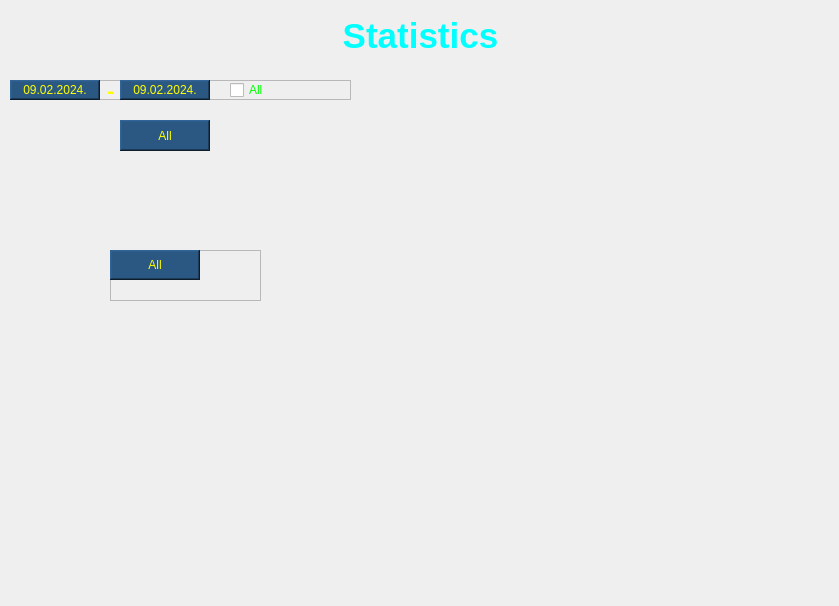
First picture: the form in data/app/designer/statistic.ui, repository dsoftn/my_journal, before the edit.
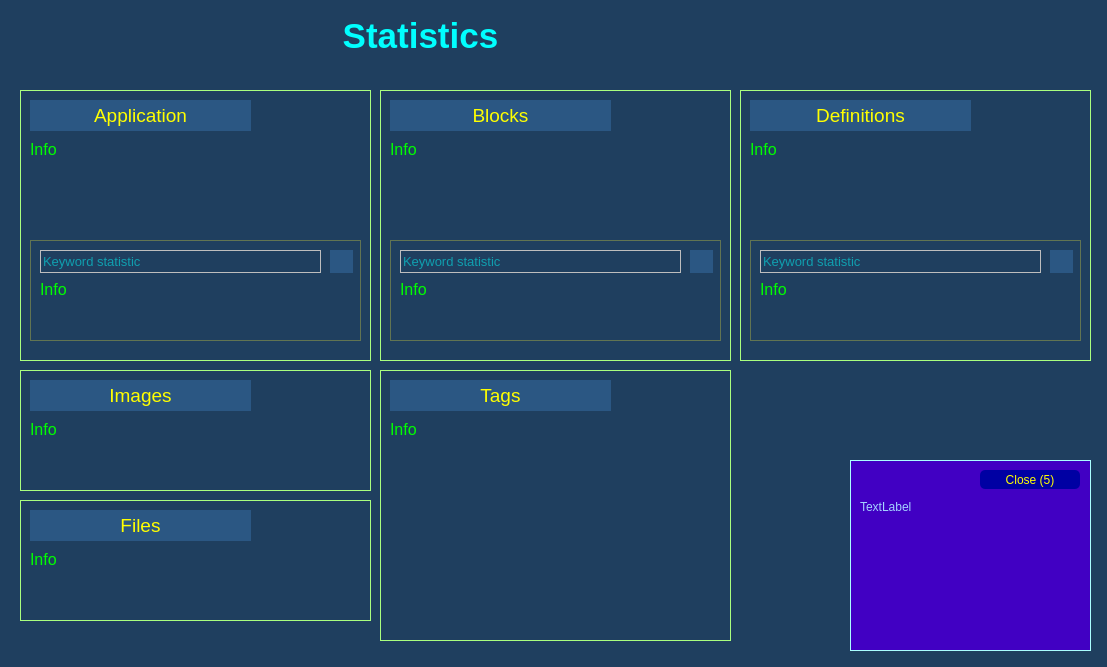
Second picture: the form after the edit. Icons and pictures are not drawn.

Commit message: Added export-import and statistic

Patch:
```diff
--- a/data/app/designer/statistic.ui
+++ b/data/app/designer/statistic.ui
@@ -6,15 +6,15 @@
    <rect>
     <x>0</x>
     <y>0</y>
-    <width>839</width>
-    <height>606</height>
+    <width>1107</width>
+    <height>667</height>
    </rect>
   </property>
   <property name="windowTitle">
    <string>Dialog</string>
   </property>
   <property name="styleSheet">
-   <string notr="true">QLineEdit {color: #ffff00; background-color: #306090;} QLineEdit:hover {background-color: #3c78b4;} QLineEdit:disabled {background-color: #878787;}</string>
+   <string notr="true">QDialog {background-color: #1f3f5f;}</string>
   </property>
   <widget class="QLabel" name="lbl_title">
    <property name="geometry">
@@ -33,7 +33,7 @@
     </font>
    </property>
    <property name="styleSheet">
-    <string notr="true">color: rgb(0, 255, 255);</string>
+    <string notr="true">QLabel {color: rgb(0, 255, 255); background-color: transparent; border: 0px;}</string>
    </property>
    <property name="text">
     <string>Statistics</string>
@@ -45,12 +45,15 @@
   <widget class="QFrame" name="frame">
    <property name="geometry">
     <rect>
-     <x>10</x>
-     <y>80</y>
-     <width>341</width>
-     <height>20</height>
+     <x>20</x>
+     <y>90</y>
+     <width>351</width>
+     <height>271</height>
     </rect>
    </property>
+   <property name="styleSheet">
+    <string notr="true">QFrame { background-color: transparent; border: 1px solid #aaff7f;}</string>
+   </property>
    <property name="frameShape">
     <enum>QFrame::StyledPanel</enum>
    </property>
@@ -60,149 +63,733 @@
    <widget class="QLabel" name="label">
     <property name="geometry">
      <rect>
-      <x>90</x>
-      <y>0</y>
-      <width>21</width>
-      <height>21</height>
+      <x>10</x>
+      <y>50</y>
+      <width>311</width>
+      <height>51</height>
      </rect>
     </property>
     <property name="font">
      <font>
-      <pointsize>16</pointsize>
-      <weight>75</weight>
-      <bold>true</bold>
+      <pointsize>12</pointsize>
      </font>
     </property>
     <property name="styleSheet">
-     <string notr="true">QLabel {color: #ffff00;} QLabel:disabled {color: #878787;}</string>
+     <string notr="true">QLabel {color: #00ff00; background-color: transparent; border: 0px}</string>
     </property>
     <property name="text">
-     <string>-</string>
+     <string>Info</string>
     </property>
     <property name="alignment">
-     <set>Qt::AlignCenter</set>
+     <set>Qt::AlignLeading|Qt::AlignLeft|Qt::AlignTop</set>
     </property>
+    <property name="wordWrap">
+     <bool>true</bool>
+    </property>
+    <property name="textInteractionFlags">
+     <set>Qt::LinksAccessibleByMouse|Qt::TextSelectableByMouse</set>
+    </property>
    </widget>
-   <widget class="QCheckBox" name="checkBox">
+   <widget class="QFrame" name="frm_app_kw">
     <property name="geometry">
      <rect>
-      <x>220</x>
-      <y>0</y>
-      <width>70</width>
-      <height>20</height>
+      <x>10</x>
+      <y>150</y>
+      <width>331</width>
+      <height>101</height>
      </rect>
     </property>
     <property name="styleSheet">
-     <string notr="true">QCheckBox {color: #00ff00;} QCheckBox:hover {color: #aaffff;}</string>
+     <string notr="true">QFrame {background-color: transparent; border: 1px solid #617452;}</string>
     </property>
+    <property name="frameShape">
+     <enum>QFrame::StyledPanel</enum>
+    </property>
+    <property name="frameShadow">
+     <enum>QFrame::Raised</enum>
+    </property>
+    <widget class="QLineEdit" name="txt_app_kw">
+     <property name="geometry">
+      <rect>
+       <x>10</x>
+       <y>10</y>
+       <width>281</width>
+       <height>23</height>
+      </rect>
+     </property>
+     <property name="font">
+      <font>
+       <pointsize>10</pointsize>
+      </font>
+     </property>
+     <property name="styleSheet">
+      <string notr="true">QLineEdit {color: #00ffff; background-color: #1f3f5f; border: 1px solid #bebebe;} QLineEdit:hover {background-color: #2b5986;}</string>
+     </property>
+     <property name="text">
+      <string/>
+     </property>
+     <property name="placeholderText">
+      <string>Keyword statistic</string>
+     </property>
+    </widget>
+    <widget class="QPushButton" name="btn_app_kw">
+     <property name="geometry">
+      <rect>
+       <x>300</x>
+       <y>10</y>
+       <width>23</width>
+       <height>23</height>
+      </rect>
+     </property>
+     <property name="font">
+      <font>
+       <pointsize>14</pointsize>
+      </font>
+     </property>
+     <property name="styleSheet">
+      <string notr="true">QPushButton {color: #ffff00; background-color: #2b5783; border: 0px;} QPushButton:hover {background-color: #4747d6;}</string>
+     </property>
+     <property name="text">
+      <string/>
+     </property>
+     <property name="icon">
+      <iconset>
+       <normaloff>../images/search_database.png</normaloff>../images/search_database.png</iconset>
+     </property>
+     <property name="iconSize">
+      <size>
+       <width>23</width>
+       <height>23</height>
+      </size>
+     </property>
+     <property name="autoDefault">
+      <bool>false</bool>
+     </property>
+    </widget>
+    <widget class="QLabel" name="lbl_app_info_kw">
+     <property name="geometry">
+      <rect>
+       <x>10</x>
+       <y>40</y>
+       <width>311</width>
+       <height>51</height>
+      </rect>
+     </property>
+     <property name="font">
+      <font>
+       <pointsize>12</pointsize>
+      </font>
+     </property>
+     <property name="styleSheet">
+      <string notr="true">QLabel {color: #00ff00; background-color: transparent; border: 0px}</string>
+     </property>
+     <property name="text">
+      <string>Info</string>
+     </property>
+     <property name="alignment">
+      <set>Qt::AlignLeading|Qt::AlignLeft|Qt::AlignTop</set>
+     </property>
+     <property name="wordWrap">
+      <bool>true</bool>
+     </property>
+     <property name="textInteractionFlags">
+      <set>Qt::LinksAccessibleByMouse|Qt::TextSelectableByMouse</set>
+     </property>
+    </widget>
+   </widget>
+   <widget class="QPushButton" name="btn_app">
+    <property name="geometry">
+     <rect>
+      <x>10</x>
+      <y>10</y>
+      <width>221</width>
+      <height>31</height>
+     </rect>
+    </property>
+    <property name="font">
+     <font>
+      <pointsize>14</pointsize>
+     </font>
+    </property>
+    <property name="styleSheet">
+     <string notr="true">QPushButton {color: #ffff00; background-color: #2b5783; border: 0px;} QPushButton:hover {background-color: #4747d6;}</string>
+    </property>
     <property name="text">
-     <string>All</string>
+     <string>Application</string>
     </property>
+    <property name="icon">
+     <iconset>
+      <normaloff>../images/python.png</normaloff>../images/python.png</iconset>
+    </property>
+    <property name="iconSize">
+     <size>
+      <width>25</width>
+      <height>25</height>
+     </size>
+    </property>
+    <property name="autoDefault">
+     <bool>false</bool>
+    </property>
    </widget>
-   <widget class="QLabel" name="label_2">
+  </widget>
+  <widget class="QFrame" name="frm_block">
+   <property name="geometry">
+    <rect>
+     <x>380</x>
+     <y>90</y>
+     <width>351</width>
+     <height>271</height>
+    </rect>
+   </property>
+   <property name="styleSheet">
+    <string notr="true">QFrame {border: 1px solid #aaff7f;}</string>
+   </property>
+   <property name="frameShape">
+    <enum>QFrame::StyledPanel</enum>
+   </property>
+   <property name="frameShadow">
+    <enum>QFrame::Raised</enum>
+   </property>
+   <widget class="QLabel" name="lbl_block_info">
     <property name="geometry">
      <rect>
-      <x>0</x>
-      <y>0</y>
-      <width>90</width>
-      <height>20</height>
+      <x>10</x>
+      <y>50</y>
+      <width>311</width>
+      <height>51</height>
      </rect>
     </property>
+    <property name="font">
+     <font>
+      <pointsize>12</pointsize>
+     </font>
+    </property>
     <property name="styleSheet">
-     <string notr="true">QLabel {color: #ffff00; background-color: #2b5783;} QLabel:hover {background-color: #34699d;} QLabel:disabled {background-color: #878787;}</string>
+     <string notr="true">QLabel {color: #00ff00; background-color: transparent; border: 0px;}</string>
     </property>
+    <property name="text">
+     <string>Info</string>
+    </property>
+    <property name="alignment">
+     <set>Qt::AlignLeading|Qt::AlignLeft|Qt::AlignTop</set>
+    </property>
+    <property name="wordWrap">
+     <bool>true</bool>
+    </property>
+    <property name="textInteractionFlags">
+     <set>Qt::LinksAccessibleByMouse|Qt::TextSelectableByMouse</set>
+    </property>
+   </widget>
+   <widget class="QFrame" name="frm_block_kw">
+    <property name="geometry">
+     <rect>
+      <x>10</x>
+      <y>150</y>
+      <width>331</width>
+      <height>101</height>
+     </rect>
+    </property>
+    <property name="styleSheet">
+     <string notr="true">QFrame {border: 1px solid #617452;}</string>
+    </property>
     <property name="frameShape">
-     <enum>QFrame::WinPanel</enum>
+     <enum>QFrame::StyledPanel</enum>
     </property>
     <property name="frameShadow">
      <enum>QFrame::Raised</enum>
     </property>
-    <property name="lineWidth">
-     <number>1</number>
+    <widget class="QLineEdit" name="txt_block_kw">
+     <property name="geometry">
+      <rect>
+       <x>10</x>
+       <y>10</y>
+       <width>281</width>
+       <height>23</height>
+      </rect>
+     </property>
+     <property name="font">
+      <font>
+       <pointsize>10</pointsize>
+      </font>
+     </property>
+     <property name="styleSheet">
+      <string notr="true">QLineEdit {color: #00ffff; background-color: #1f3f5f; border: 1px solid #bebebe;} QLineEdit:hover {background-color: #2b5986;}</string>
+     </property>
+     <property name="text">
+      <string/>
+     </property>
+     <property name="placeholderText">
+      <string>Keyword statistic</string>
+     </property>
+    </widget>
+    <widget class="QPushButton" name="btn_block_kw">
+     <property name="geometry">
+      <rect>
+       <x>300</x>
+       <y>10</y>
+       <width>23</width>
+       <height>23</height>
+      </rect>
+     </property>
+     <property name="font">
+      <font>
+       <pointsize>14</pointsize>
+      </font>
+     </property>
+     <property name="styleSheet">
+      <string notr="true">QPushButton {color: #ffff00; background-color: #2b5783; border: 0px;} QPushButton:hover {background-color: #4747d6;}</string>
+     </property>
+     <property name="text">
+      <string/>
+     </property>
+     <property name="icon">
+      <iconset>
+       <normaloff>../images/search_database.png</normaloff>../images/search_database.png</iconset>
+     </property>
+     <property name="iconSize">
+      <size>
+       <width>23</width>
+       <height>23</height>
+      </size>
+     </property>
+     <property name="autoDefault">
+      <bool>false</bool>
+     </property>
+    </widget>
+    <widget class="QLabel" name="lbl_block_info_kw">
+     <property name="geometry">
+      <rect>
+       <x>10</x>
+       <y>40</y>
+       <width>311</width>
+       <height>51</height>
+      </rect>
+     </property>
+     <property name="font">
+      <font>
+       <pointsize>12</pointsize>
+      </font>
+     </property>
+     <property name="styleSheet">
+      <string notr="true">QLabel {color: #00ff00; background-color: transparent; border: 0px}</string>
+     </property>
+     <property name="text">
+      <string>Info</string>
+     </property>
+     <property name="alignment">
+      <set>Qt::AlignLeading|Qt::AlignLeft|Qt::AlignTop</set>
+     </property>
+     <property name="wordWrap">
+      <bool>true</bool>
+     </property>
+     <property name="textInteractionFlags">
+      <set>Qt::LinksAccessibleByMouse|Qt::TextSelectableByMouse</set>
+     </property>
+    </widget>
+   </widget>
+   <widget class="QPushButton" name="btn_block">
+    <property name="geometry">
+     <rect>
+      <x>10</x>
+      <y>10</y>
+      <width>221</width>
+      <height>31</height>
+     </rect>
     </property>
+    <property name="font">
+     <font>
+      <pointsize>14</pointsize>
+     </font>
+    </property>
+    <property name="styleSheet">
+     <string notr="true">QPushButton {color: #ffff00; background-color: #2b5783; border: 0px;} QPushButton:hover {background-color: #4747d6;}</string>
+    </property>
     <property name="text">
-     <string>09.02.2024.</string>
+     <string>Blocks</string>
     </property>
+    <property name="icon">
+     <iconset>
+      <normaloff>../images/block.png</normaloff>../images/block.png</iconset>
+    </property>
+    <property name="iconSize">
+     <size>
+      <width>25</width>
+      <height>25</height>
+     </size>
+    </property>
+    <property name="autoDefault">
+     <bool>false</bool>
+    </property>
+   </widget>
+  </widget>
+  <widget class="QFrame" name="frm_def">
+   <property name="geometry">
+    <rect>
+     <x>740</x>
+     <y>90</y>
+     <width>351</width>
+     <height>271</height>
+    </rect>
+   </property>
+   <property name="styleSheet">
+    <string notr="true">QFrame {border: 1px solid #aaff7f;}</string>
+   </property>
+   <property name="frameShape">
+    <enum>QFrame::StyledPanel</enum>
+   </property>
+   <property name="frameShadow">
+    <enum>QFrame::Raised</enum>
+   </property>
+   <widget class="QLabel" name="lbl_def_info">
+    <property name="geometry">
+     <rect>
+      <x>10</x>
+      <y>50</y>
+      <width>311</width>
+      <height>51</height>
+     </rect>
+    </property>
+    <property name="font">
+     <font>
+      <pointsize>12</pointsize>
+     </font>
+    </property>
+    <property name="styleSheet">
+     <string notr="true">QLabel {color: #00ff00; background-color: transparent; border: 0px}</string>
+    </property>
+    <property name="text">
+     <string>Info</string>
+    </property>
     <property name="alignment">
-     <set>Qt::AlignCenter</set>
+     <set>Qt::AlignLeading|Qt::AlignLeft|Qt::AlignTop</set>
     </property>
+    <property name="wordWrap">
+     <bool>true</bool>
+    </property>
     <property name="textInteractionFlags">
      <set>Qt::LinksAccessibleByMouse</set>
     </property>
    </widget>
-   <widget class="QLabel" name="label_3">
+   <widget class="QFrame" name="frm_def_kw">
     <property name="geometry">
      <rect>
-      <x>110</x>
-      <y>0</y>
-      <width>90</width>
-      <height>20</height>
+      <x>10</x>
+      <y>150</y>
+      <width>331</width>
+      <height>101</height>
      </rect>
     </property>
     <property name="styleSheet">
-     <string notr="true">QLabel {color: #ffff00; background-color: #2b5783;} QLabel:hover {background-color: #34699d;} QLabel:disabled {background-color: #878787;}</string>
+     <string notr="true">QFrame {border: 1px solid #617452;}</string>
     </property>
     <property name="frameShape">
-     <enum>QFrame::WinPanel</enum>
+     <enum>QFrame::StyledPanel</enum>
     </property>
     <property name="frameShadow">
      <enum>QFrame::Raised</enum>
     </property>
-    <property name="lineWidth">
-     <number>1</number>
+    <widget class="QLineEdit" name="txt_def_kw">
+     <property name="geometry">
+      <rect>
+       <x>10</x>
+       <y>10</y>
+       <width>281</width>
+       <height>23</height>
+      </rect>
+     </property>
+     <property name="font">
+      <font>
+       <pointsize>10</pointsize>
+      </font>
+     </property>
+     <property name="styleSheet">
+      <string notr="true">QLineEdit {color: #00ffff; background-color: #1f3f5f; border: 1px solid #bebebe;} QLineEdit:hover {background-color: #2b5986;}</string>
+     </property>
+     <property name="text">
+      <string/>
+     </property>
+     <property name="placeholderText">
+      <string>Keyword statistic</string>
+     </property>
+    </widget>
+    <widget class="QPushButton" name="btn_def_kw">
+     <property name="geometry">
+      <rect>
+       <x>300</x>
+       <y>10</y>
+       <width>23</width>
+       <height>23</height>
+      </rect>
+     </property>
+     <property name="font">
+      <font>
+       <pointsize>14</pointsize>
+      </font>
+     </property>
+     <property name="styleSheet">
+      <string notr="true">QPushButton {color: #ffff00; background-color: #2b5783; border: 0px;} QPushButton:hover {background-color: #4747d6;}</string>
+     </property>
+     <property name="text">
+      <string/>
+     </property>
+     <property name="icon">
+      <iconset>
+       <normaloff>../images/search_database.png</normaloff>../images/search_database.png</iconset>
+     </property>
+     <property name="iconSize">
+      <size>
+       <width>23</width>
+       <height>23</height>
+      </size>
+     </property>
+     <property name="autoDefault">
+      <bool>false</bool>
+     </property>
+    </widget>
+    <widget class="QLabel" name="lbl_def_info_kw">
+     <property name="geometry">
+      <rect>
+       <x>10</x>
+       <y>40</y>
+       <width>311</width>
+       <height>51</height>
+      </rect>
+     </property>
+     <property name="font">
+      <font>
+       <pointsize>12</pointsize>
+      </font>
+     </property>
+     <property name="styleSheet">
+      <string notr="true">QLabel {color: #00ff00; background-color: transparent; border: 0px}</string>
+     </property>
+     <property name="text">
+      <string>Info</string>
+     </property>
+     <property name="alignment">
+      <set>Qt::AlignLeading|Qt::AlignLeft|Qt::AlignTop</set>
+     </property>
+     <property name="wordWrap">
+      <bool>true</bool>
+     </property>
+     <property name="textInteractionFlags">
+      <set>Qt::LinksAccessibleByMouse|Qt::TextSelectableByMouse</set>
+     </property>
+    </widget>
+   </widget>
+   <widget class="QPushButton" name="btn_def">
+    <property name="geometry">
+     <rect>
+      <x>10</x>
+      <y>10</y>
+      <width>221</width>
+      <height>31</height>
+     </rect>
     </property>
+    <property name="font">
+     <font>
+      <pointsize>14</pointsize>
+     </font>
+    </property>
+    <property name="styleSheet">
+     <string notr="true">QPushButton {color: #ffff00; background-color: #2b5783; border: 0px;} QPushButton:hover {background-color: #4747d6;}</string>
+    </property>
     <property name="text">
-     <string>09.02.2024.</string>
+     <string>Definitions</string>
     </property>
-    <property name="alignment">
-     <set>Qt::AlignCenter</set>
+    <property name="icon">
+     <iconset>
+      <normaloff>../images/definition.png</normaloff>../images/definition.png</iconset>
     </property>
-    <property name="textInteractionFlags">
-     <set>Qt::LinksAccessibleByMouse</set>
+    <property name="iconSize">
+     <size>
+      <width>25</width>
+      <height>25</height>
+     </size>
     </property>
+    <property name="autoDefault">
+     <bool>false</bool>
+    </property>
    </widget>
   </widget>
-  <widget class="QLabel" name="label_5">
+  <widget class="QFrame" name="frm_img">
    <property name="geometry">
     <rect>
-     <x>120</x>
-     <y>120</y>
-     <width>90</width>
-     <height>31</height>
+     <x>20</x>
+     <y>370</y>
+     <width>351</width>
+     <height>121</height>
     </rect>
    </property>
    <property name="styleSheet">
-    <string notr="true">QLabel {color: #ffff00; background-color: #2b5783; font: 10pt &quot;Comic Sans MS&quot;;} QLabel:hover {background-color: #34699d;} QLabel:disabled {background-color: #878787;}
-</string>
+    <string notr="true">QFrame {border: 1px solid #aaff7f;}</string>
    </property>
    <property name="frameShape">
-    <enum>QFrame::WinPanel</enum>
+    <enum>QFrame::StyledPanel</enum>
    </property>
    <property name="frameShadow">
     <enum>QFrame::Raised</enum>
    </property>
-   <property name="lineWidth">
-    <number>1</number>
+   <widget class="QLabel" name="lbl_img_info">
+    <property name="geometry">
+     <rect>
+      <x>10</x>
+      <y>50</y>
+      <width>311</width>
+      <height>51</height>
+     </rect>
+    </property>
+    <property name="font">
+     <font>
+      <pointsize>12</pointsize>
+     </font>
+    </property>
+    <property name="styleSheet">
+     <string notr="true">QLabel {color: #00ff00; background-color: transparent; border: 0px}</string>
+    </property>
+    <property name="text">
+     <string>Info</string>
+    </property>
+    <property name="alignment">
+     <set>Qt::AlignLeading|Qt::AlignLeft|Qt::AlignTop</set>
+    </property>
+    <property name="wordWrap">
+     <bool>true</bool>
+    </property>
+    <property name="textInteractionFlags">
+     <set>Qt::LinksAccessibleByMouse|Qt::TextSelectableByMouse</set>
+    </property>
+   </widget>
+   <widget class="QPushButton" name="btn_img">
+    <property name="geometry">
+     <rect>
+      <x>10</x>
+      <y>10</y>
+      <width>221</width>
+      <height>31</height>
+     </rect>
+    </property>
+    <property name="font">
+     <font>
+      <pointsize>14</pointsize>
+     </font>
+    </property>
+    <property name="styleSheet">
+     <string notr="true">QPushButton {color: #ffff00; background-color: #2b5783; border: 0px;} QPushButton:hover {background-color: #4747d6;}</string>
+    </property>
+    <property name="text">
+     <string>Images</string>
+    </property>
+    <property name="icon">
+     <iconset>
+      <normaloff>../images/picture.png</normaloff>../images/picture.png</iconset>
+    </property>
+    <property name="iconSize">
+     <size>
+      <width>25</width>
+      <height>25</height>
+     </size>
+    </property>
+    <property name="autoDefault">
+     <bool>false</bool>
+    </property>
+   </widget>
+  </widget>
+  <widget class="QFrame" name="frm_file">
+   <property name="geometry">
+    <rect>
+     <x>20</x>
+     <y>500</y>
+     <width>351</width>
+     <height>121</height>
+    </rect>
    </property>
-   <property name="text">
-    <string>All</string>
+   <property name="styleSheet">
+    <string notr="true">QFrame {border: 1px solid #aaff7f;}</string>
    </property>
-   <property name="alignment">
-    <set>Qt::AlignCenter</set>
+   <property name="frameShape">
+    <enum>QFrame::StyledPanel</enum>
    </property>
-   <property name="textInteractionFlags">
-    <set>Qt::LinksAccessibleByMouse</set>
+   <property name="frameShadow">
+    <enum>QFrame::Raised</enum>
    </property>
+   <widget class="QLabel" name="lbl_file_info">
+    <property name="geometry">
+     <rect>
+      <x>10</x>
+      <y>50</y>
+      <width>311</width>
+      <height>51</height>
+     </rect>
+    </property>
+    <property name="font">
+     <font>
+      <pointsize>12</pointsize>
+     </font>
+    </property>
+    <property name="styleSheet">
+     <string notr="true">QLabel {color: #00ff00; background-color: transparent; border: 0px}</string>
+    </property>
+    <property name="text">
+     <string>Info</string>
+    </property>
+    <property name="alignment">
+     <set>Qt::AlignLeading|Qt::AlignLeft|Qt::AlignTop</set>
+    </property>
+    <property name="wordWrap">
+     <bool>true</bool>
+    </property>
+    <property name="textInteractionFlags">
+     <set>Qt::LinksAccessibleByMouse|Qt::TextSelectableByMouse</set>
+    </property>
+   </widget>
+   <widget class="QPushButton" name="btn_file">
+    <property name="geometry">
+     <rect>
+      <x>10</x>
+      <y>10</y>
+      <width>221</width>
+      <height>31</height>
+     </rect>
+    </property>
+    <property name="font">
+     <font>
+      <pointsize>14</pointsize>
+     </font>
+    </property>
+    <property name="styleSheet">
+     <string notr="true">QPushButton {color: #ffff00; background-color: #2b5783; border: 0px;} QPushButton:hover {background-color: #4747d6;}</string>
+    </property>
+    <property name="text">
+     <string>Files</string>
+    </property>
+    <property name="icon">
+     <iconset>
+      <normaloff>../images/file.png</normaloff>../images/file.png</iconset>
+    </property>
+    <property name="iconSize">
+     <size>
+      <width>25</width>
+      <height>25</height>
+     </size>
+    </property>
+    <property name="autoDefault">
+     <bool>false</bool>
+    </property>
+   </widget>
   </widget>
   <widget class="QFrame" name="frame_2">
    <property name="geometry">
     <rect>
-     <x>110</x>
-     <y>250</y>
-     <width>151</width>
-     <height>51</height>
+     <x>380</x>
+     <y>370</y>
+     <width>351</width>
+     <height>271</height>
     </rect>
    </property>
+   <property name="styleSheet">
+    <string notr="true">QFrame {border: 1px solid #aaff7f;}</string>
+   </property>
    <property name="frameShape">
     <enum>QFrame::StyledPanel</enum>
    </property>
@@ -212,33 +799,132 @@
    <widget class="QLabel" name="label_4">
     <property name="geometry">
      <rect>
-      <x>0</x>
-      <y>0</y>
-      <width>90</width>
-      <height>30</height>
+      <x>10</x>
+      <y>50</y>
+      <width>311</width>
+      <height>51</height>
      </rect>
     </property>
+    <property name="font">
+     <font>
+      <pointsize>12</pointsize>
+     </font>
+    </property>
     <property name="styleSheet">
-     <string notr="true">QLabel {color: #ffff00; background-color: #2b5783; font: 10pt &quot;Comic Sans MS&quot;;} QLabel:hover {background-color: #34699d;} QLabel:disabled {background-color: #878787;}
-</string>
+     <string notr="true">QLabel {color: #00ff00; background-color: transparent; border: 0px}</string>
     </property>
-    <property name="frameShape">
-     <enum>QFrame::WinPanel</enum>
+    <property name="text">
+     <string>Info</string>
     </property>
-    <property name="frameShadow">
-     <enum>QFrame::Raised</enum>
+    <property name="alignment">
+     <set>Qt::AlignLeading|Qt::AlignLeft|Qt::AlignTop</set>
     </property>
-    <property name="lineWidth">
-     <number>1</number>
+    <property name="wordWrap">
+     <bool>true</bool>
     </property>
+    <property name="textInteractionFlags">
+     <set>Qt::LinksAccessibleByMouse|Qt::TextSelectableByMouse</set>
+    </property>
+   </widget>
+   <widget class="QPushButton" name="btn_tag">
+    <property name="geometry">
+     <rect>
+      <x>10</x>
+      <y>10</y>
+      <width>221</width>
+      <height>31</height>
+     </rect>
+    </property>
+    <property name="font">
+     <font>
+      <pointsize>14</pointsize>
+     </font>
+    </property>
+    <property name="styleSheet">
+     <string notr="true">QPushButton {color: #ffff00; background-color: #2b5783; border: 0px;} QPushButton:hover {background-color: #4747d6;}</string>
+    </property>
     <property name="text">
-     <string>All</string>
+     <string>Tags</string>
     </property>
+    <property name="icon">
+     <iconset>
+      <normaloff>../images/tag.png</normaloff>../images/tag.png</iconset>
+    </property>
+    <property name="iconSize">
+     <size>
+      <width>25</width>
+      <height>25</height>
+     </size>
+    </property>
+    <property name="autoDefault">
+     <bool>false</bool>
+    </property>
+   </widget>
+  </widget>
+  <widget class="QFrame" name="frm_log">
+   <property name="geometry">
+    <rect>
+     <x>850</x>
+     <y>460</y>
+     <width>241</width>
+     <height>191</height>
+    </rect>
+   </property>
+   <property name="styleSheet">
+    <string notr="true">QFrame {color: #ffffff; background-color: #4100c3; border: 1px solid #aaffff;}</string>
+   </property>
+   <property name="frameShape">
+    <enum>QFrame::StyledPanel</enum>
+   </property>
+   <property name="frameShadow">
+    <enum>QFrame::Raised</enum>
+   </property>
+   <widget class="QLabel" name="lbl_log">
+    <property name="geometry">
+     <rect>
+      <x>10</x>
+      <y>40</y>
+      <width>221</width>
+      <height>111</height>
+     </rect>
+    </property>
+    <property name="styleSheet">
+     <string notr="true">QLabel {color: #a4d3ff; background-color: transparent; border: 0px}</string>
+    </property>
+    <property name="text">
+     <string>TextLabel</string>
+    </property>
     <property name="alignment">
-     <set>Qt::AlignCenter</set>
+     <set>Qt::AlignLeading|Qt::AlignLeft|Qt::AlignTop</set>
     </property>
+    <property name="wordWrap">
+     <bool>true</bool>
+    </property>
     <property name="textInteractionFlags">
-     <set>Qt::LinksAccessibleByMouse</set>
+     <set>Qt::LinksAccessibleByMouse|Qt::TextSelectableByMouse</set>
+    </property>
+   </widget>
+   <widget class="QPushButton" name="btn_log_close">
+    <property name="geometry">
+     <rect>
+      <x>130</x>
+      <y>10</y>
+      <width>100</width>
+      <height>19</height>
+     </rect>
+    </property>
+    <property name="styleSheet">
+     <string notr="true">QPushButton {color: rgb(255, 255, 0); background-color: rgb(0, 0, 163); border-radius: 5px;} QPushButton:hover {background-color: qlineargradient(spread:pad, x1:0, y1:0.00568182, x2:0.98, y2:0.982955, stop:0 rgb(38, 19, 255), stop:1 rgb(150, 207, 207));} QPushButton:disabled {background-color: rgb(162, 162, 162);}</string>
+    </property>
+    <property name="text">
+     <string>Close (5)</string>
+    </property>
+    <property name="icon">
+     <iconset>
+      <normaloff>../images/close.png</normaloff>../images/close.png</iconset>
+    </property>
+    <property name="autoDefault">
+     <bool>false</bool>
     </property>
    </widget>
   </widget>
```
Left out of the diff: 10 changed lines with no effect on the pictures. The commit also changes 51 other files.
